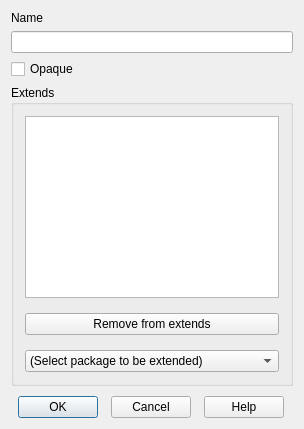
Above: lavape/src/LavaPE_UI/idd_packagebox.ui from berkus/lavape before the change. Below: the same form after it.
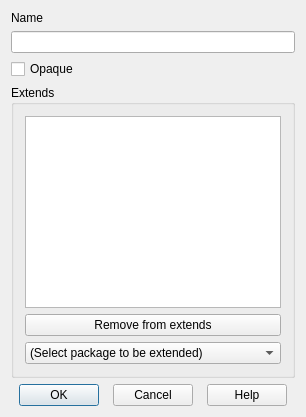
That is the form after the change.

Commit message: dialog layouts fixed

The edit to the form file:
```diff
--- a/lavape/src/LavaPE_UI/idd_packagebox.ui
+++ b/lavape/src/LavaPE_UI/idd_packagebox.ui
@@ -6,8 +6,8 @@
    <rect>
     <x>0</x>
     <y>0</y>
-    <width>304</width>
-    <height>429</height>
+    <width>294</width>
+    <height>397</height>
    </rect>
   </property>
   <property name="sizePolicy">
@@ -19,22 +19,11 @@
   <property name="windowTitle">
    <string>Package</string>
   </property>
-  <layout class="QVBoxLayout">
-   <property name="spacing">
-    <number>10</number>
+  <layout class="QGridLayout" name="gridLayout">
+   <property name="sizeConstraint">
+    <enum>QLayout::SetFixedSize</enum>
    </property>
-   <property name="margin">
-    <number>11</number>
-   </property>
-   <item>
-    <layout class="QVBoxLayout">
-     <property name="spacing">
-      <number>6</number>
-     </property>
-     <property name="margin">
-      <number>0</number>
-     </property>
-     <item>
+   <item row="0" column="0">
       <widget class="QLabel" name="Label_IDC_STATIC39">
        <property name="focusPolicy">
         <enum>Qt::NoFocus</enum>
@@ -47,7 +36,7 @@
        </property>
       </widget>
      </item>
-     <item>
+   <item row="1" column="0">
       <widget class="QLineEdit" name="NewName">
        <property name="focusPolicy">
         <enum>Qt::StrongFocus</enum>
@@ -57,7 +46,7 @@
        </property>
       </widget>
      </item>
-     <item>
+   <item row="2" column="0">
       <widget class="QCheckBox" name="Opaque">
        <property name="focusPolicy">
         <enum>Qt::StrongFocus</enum>
@@ -67,23 +56,30 @@
        </property>
       </widget>
      </item>
-     <item>
+   <item row="3" column="0">
       <widget class="QGroupBox" name="GroupBox_IDC_STATIC19">
+     <property name="sizePolicy">
+      <sizepolicy hsizetype="MinimumExpanding" vsizetype="MinimumExpanding">
+       <horstretch>0</horstretch>
+       <verstretch>0</verstretch>
+      </sizepolicy>
+     </property>
        <property name="focusPolicy">
         <enum>Qt::NoFocus</enum>
        </property>
        <property name="title">
         <string>Extends</string>
        </property>
-       <layout class="QVBoxLayout">
-        <property name="spacing">
-         <number>15</number>
-        </property>
-        <property name="margin">
-         <number>11</number>
-        </property>
+     <layout class="QVBoxLayout" name="verticalLayout">
         <item>
-         <widget class="QListWidget" name="Extends"/>
+       <widget class="QListWidget" name="Extends">
+        <property name="sizePolicy">
+         <sizepolicy hsizetype="Preferred" vsizetype="Preferred">
+          <horstretch>0</horstretch>
+          <verstretch>0</verstretch>
+         </sizepolicy>
+        </property>
+       </widget>
         </item>
         <item>
          <widget class="QPushButton" name="DelSupport">
@@ -110,9 +106,7 @@
        </layout>
       </widget>
      </item>
-    </layout>
-   </item>
-   <item>
+   <item row="4" column="0">
     <layout class="QHBoxLayout">
      <property name="spacing">
       <number>6</number>
```
Lines whose indentation alone changed are shown as unchanged. The commit also changes 28 other files.
